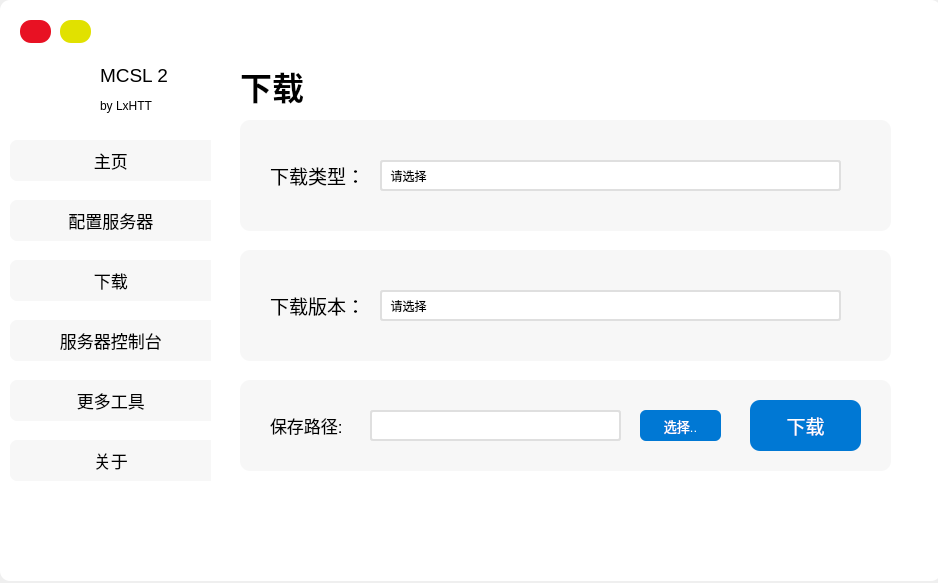
The window that MCSL2_MainWindow.ui (MCSLTeam/MCSL2) describes before a commit, drawn with Qt 5.
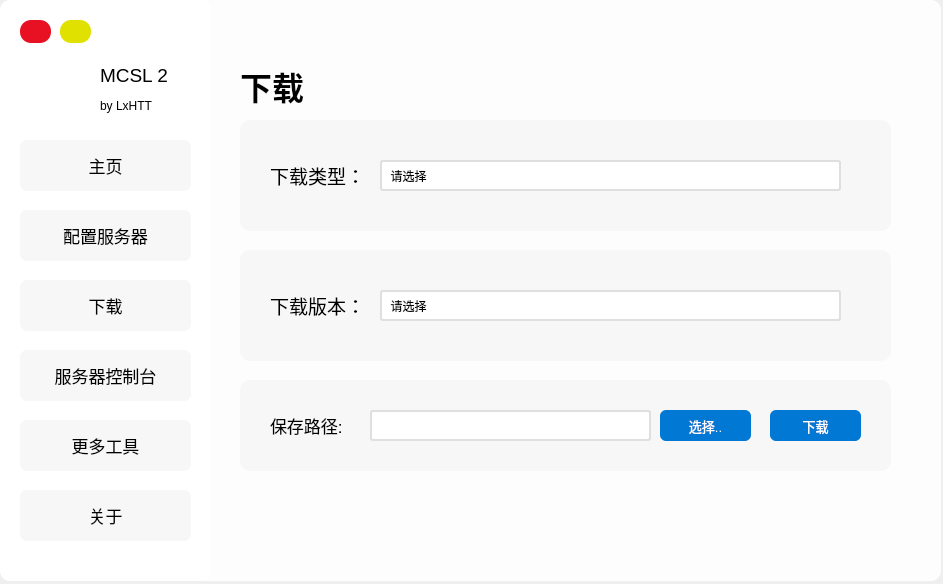
The same window after the commit. The open tabs and pages were chosen to show the change. Icons and pictures are not drawn.

Commit message: 做完下载功能.

The edit to the form file:
```diff
--- a/MCSL2_MainWindow.ui
+++ b/MCSL2_MainWindow.ui
@@ -6,8 +6,8 @@
    <rect>
     <x>0</x>
     <y>0</y>
-    <width>938</width>
-    <height>583</height>
+    <width>943</width>
+    <height>584</height>
    </rect>
   </property>
   <property name="windowTitle">
@@ -74,12 +74,15 @@
      </property>
     </widget>
     <widget class="QPushButton" name="Home_Page_PushButton">
+     <property name="enabled">
+      <bool>true</bool>
+     </property>
      <property name="geometry">
       <rect>
-       <x>10</x>
+       <x>20</x>
        <y>140</y>
-       <width>211</width>
-       <height>41</height>
+       <width>171</width>
+       <height>51</height>
       </rect>
      </property>
      <property name="font">
@@ -97,6 +100,11 @@
 	background-color: rgb(247, 247, 247);
 	border-radius: 7px;
 }
+QPushButton:hover
+{
+	background-color: rgb(230, 230, 230);
+	border-radius: 7px;
+}
 QPushButton:pressed
 {
 	background-color: qlineargradient(x1:0, y1:0, x2:1, y2:0,stop:0 rgb(247, 247, 247),stop:1 rgb(255, 255, 255));
@@ -104,16 +112,28 @@
 }</string>
      </property>
      <property name="text">
-      <string>主页  </string>
+      <string>主页</string>
+     </property>
+     <property name="checkable">
+      <bool>false</bool>
+     </property>
+     <property name="checked">
+      <bool>false</bool>
+     </property>
+     <property name="autoExclusive">
+      <bool>false</bool>
      </property>
     </widget>
     <widget class="QPushButton" name="Config_Page_PushButton">
+     <property name="enabled">
+      <bool>true</bool>
+     </property>
      <property name="geometry">
       <rect>
-       <x>10</x>
-       <y>200</y>
-       <width>211</width>
-       <height>41</height>
+       <x>20</x>
+       <y>210</y>
+       <width>171</width>
+       <height>51</height>
       </rect>
      </property>
      <property name="font">
@@ -131,6 +151,11 @@
 	background-color: rgb(247, 247, 247);
 	border-radius: 7px;
 }
+QPushButton:hover
+{
+	background-color: rgb(230, 230, 230);
+	border-radius: 7px;
+}
 QPushButton:pressed
 {
 	background-color: qlineargradient(x1:0, y1:0, x2:1, y2:0,stop:0 rgb(247, 247, 247),stop:1 rgb(255, 255, 255));
@@ -138,7 +163,16 @@
 }</string>
      </property>
      <property name="text">
-      <string>配置服务器  </string>
+      <string>配置服务器</string>
+     </property>
+     <property name="checkable">
+      <bool>false</bool>
+     </property>
+     <property name="checked">
+      <bool>false</bool>
+     </property>
+     <property name="autoExclusive">
+      <bool>false</bool>
      </property>
     </widget>
     <widget class="QLabel" name="MCSL2_Title_Label">
@@ -199,12 +233,15 @@
      </property>
     </widget>
     <widget class="QPushButton" name="Download_Page_PushButton">
+     <property name="enabled">
+      <bool>true</bool>
+     </property>
      <property name="geometry">
       <rect>
-       <x>10</x>
-       <y>260</y>
-       <width>211</width>
-       <height>41</height>
+       <x>20</x>
+       <y>280</y>
+       <width>171</width>
+       <height>51</height>
       </rect>
      </property>
      <property name="font">
@@ -222,6 +259,11 @@
 	background-color: rgb(247, 247, 247);
 	border-radius: 7px;
 }
+QPushButton:hover
+{
+	background-color: rgb(230, 230, 230);
+	border-radius: 7px;
+}
 QPushButton:pressed
 {
 	background-color: qlineargradient(x1:0, y1:0, x2:1, y2:0,stop:0 rgb(247, 247, 247),stop:1 rgb(255, 255, 255));
@@ -229,16 +271,28 @@
 }</string>
      </property>
      <property name="text">
-      <string>下载  </string>
+      <string>下载</string>
+     </property>
+     <property name="checkable">
+      <bool>false</bool>
+     </property>
+     <property name="checked">
+      <bool>false</bool>
+     </property>
+     <property name="autoExclusive">
+      <bool>false</bool>
      </property>
     </widget>
     <widget class="QPushButton" name="Server_Console_Page_PushButton">
+     <property name="enabled">
+      <bool>true</bool>
+     </property>
      <property name="geometry">
       <rect>
-       <x>10</x>
-       <y>320</y>
-       <width>211</width>
-       <height>41</height>
+       <x>20</x>
+       <y>350</y>
+       <width>171</width>
+       <height>51</height>
       </rect>
      </property>
      <property name="font">
@@ -256,6 +310,11 @@
 	background-color: rgb(247, 247, 247);
 	border-radius: 7px;
 }
+QPushButton:hover
+{
+	background-color: rgb(230, 230, 230);
+	border-radius: 7px;
+}
 QPushButton:pressed
 {
 	background-color: qlineargradient(x1:0, y1:0, x2:1, y2:0,stop:0 rgb(247, 247, 247),stop:1 rgb(255, 255, 255));
@@ -263,16 +322,28 @@
 }</string>
      </property>
      <property name="text">
-      <string>服务器控制台  </string>
+      <string>服务器控制台</string>
+     </property>
+     <property name="checkable">
+      <bool>false</bool>
+     </property>
+     <property name="checked">
+      <bool>false</bool>
+     </property>
+     <property name="autoExclusive">
+      <bool>false</bool>
      </property>
     </widget>
     <widget class="QPushButton" name="Tools_Page_PushButton">
+     <property name="enabled">
+      <bool>true</bool>
+     </property>
      <property name="geometry">
       <rect>
-       <x>10</x>
-       <y>380</y>
-       <width>211</width>
-       <height>41</height>
+       <x>20</x>
+       <y>420</y>
+       <width>171</width>
+       <height>51</height>
       </rect>
      </property>
      <property name="font">
@@ -290,6 +361,11 @@
 	background-color: rgb(247, 247, 247);
 	border-radius: 7px;
 }
+QPushButton:hover
+{
+	background-color: rgb(230, 230, 230);
+	border-radius: 7px;
+}
 QPushButton:pressed
 {
 	background-color: qlineargradient(x1:0, y1:0, x2:1, y2:0,stop:0 rgb(247, 247, 247),stop:1 rgb(255, 255, 255));
@@ -297,16 +373,28 @@
 }</string>
      </property>
      <property name="text">
-      <string>更多工具  </string>
+      <string>更多工具</string>
+     </property>
+     <property name="checkable">
+      <bool>false</bool>
+     </property>
+     <property name="checked">
+      <bool>false</bool>
+     </property>
+     <property name="autoExclusive">
+      <bool>false</bool>
      </property>
     </widget>
     <widget class="QPushButton" name="About_Page_PushButton">
+     <property name="enabled">
+      <bool>true</bool>
+     </property>
      <property name="geometry">
       <rect>
-       <x>10</x>
-       <y>440</y>
-       <width>211</width>
-       <height>41</height>
+       <x>20</x>
+       <y>490</y>
+       <width>171</width>
+       <height>51</height>
       </rect>
      </property>
      <property name="font">
@@ -324,14 +412,28 @@
 	background-color: rgb(247, 247, 247);
 	border-radius: 7px;
 }
-QPushButton:pressed
+QPushButton:hover
 {
 	background-color: rgb(230, 230, 230);
 	border-radius: 7px;
+}
+QPushButton:pressed
+{
+	background-color: rgb(225, 225, 225);
+	border-radius: 7px;
 }</string>
      </property>
      <property name="text">
-      <string>关于  </string>
+      <string>关于</string>
+     </property>
+     <property name="checkable">
+      <bool>false</bool>
+     </property>
+     <property name="checked">
+      <bool>false</bool>
+     </property>
+     <property name="autoExclusive">
+      <bool>false</bool>
      </property>
     </widget>
    </widget>
@@ -1505,16 +1607,16 @@
      <widget class="QPushButton" name="Download_PushButton">
       <property name="geometry">
        <rect>
-        <x>540</x>
-        <y>420</y>
-        <width>111</width>
-        <height>51</height>
+        <x>560</x>
+        <y>430</y>
+        <width>91</width>
+        <height>31</height>
        </rect>
       </property>
       <property name="font">
        <font>
         <family>Microsoft YaHei UI</family>
-        <pointsize>14</pointsize>
+        <pointsize>10</pointsize>
        </font>
       </property>
       <property name="cursor">
@@ -1524,9 +1626,15 @@
        <string notr="true">QPushButton
 {
 	background-color: rgb(0, 120, 212);
-	border-radius: 10px;
+	border-radius: 6px;
 	color: rgb(255, 255, 255);
 }
+QPushButton:hover
+{
+    background-color: rgb(0, 110, 212);
+	border-radius: 6px;
+    color: rgb(255, 255, 255);
+}
 QPushButton:pressed
 {
     background-color: rgb(0, 107, 212);
@@ -1565,7 +1673,7 @@
        <rect>
         <x>160</x>
         <y>430</y>
-        <width>251</width>
+        <width>281</width>
         <height>31</height>
        </rect>
       </property>
@@ -1589,9 +1697,9 @@
      <widget class="QPushButton" name="Manually_Choose_Download_Save_Path_PushButton">
       <property name="geometry">
        <rect>
-        <x>430</x>
+        <x>450</x>
         <y>430</y>
-        <width>81</width>
+        <width>91</width>
         <height>31</height>
        </rect>
       </property>
@@ -1611,6 +1719,12 @@
 	border-radius: 6px;
 	color: rgb(255, 255, 255);
 }
+QPushButton:hover
+{
+    background-color: rgb(0, 110, 212);
+	border-radius: 6px;
+    color: rgb(255, 255, 255);
+}
 QPushButton:pressed
 {
     background-color: rgb(0, 107, 212);
@@ -2229,7 +2343,7 @@
      <rect>
       <x>0</x>
       <y>0</y>
-      <width>941</width>
+      <width>211</width>
       <height>581</height>
      </rect>
     </property>
@@ -2244,6 +2358,27 @@
      <string/>
     </property>
    </widget>
+   <widget class="QLabel" name="Background_2">
+    <property name="geometry">
+     <rect>
+      <x>120</x>
+      <y>0</y>
+      <width>821</width>
+      <height>581</height>
+     </rect>
+    </property>
+    <property name="styleSheet">
+     <string notr="true">QLabel
+{
+	background-color: rgba(255, 255, 255,85%);
+	border-radius: 10px
+}</string>
+    </property>
+    <property name="text">
+     <string/>
+    </property>
+   </widget>
+   <zorder>Background_2</zorder>
    <zorder>Background</zorder>
    <zorder>OptionsWidget</zorder>
    <zorder>FunctionsStackedWidget</zorder>
```
Left out of the diff: 133 changed lines with no effect on the pictures. The commit also changes 5 other files.
